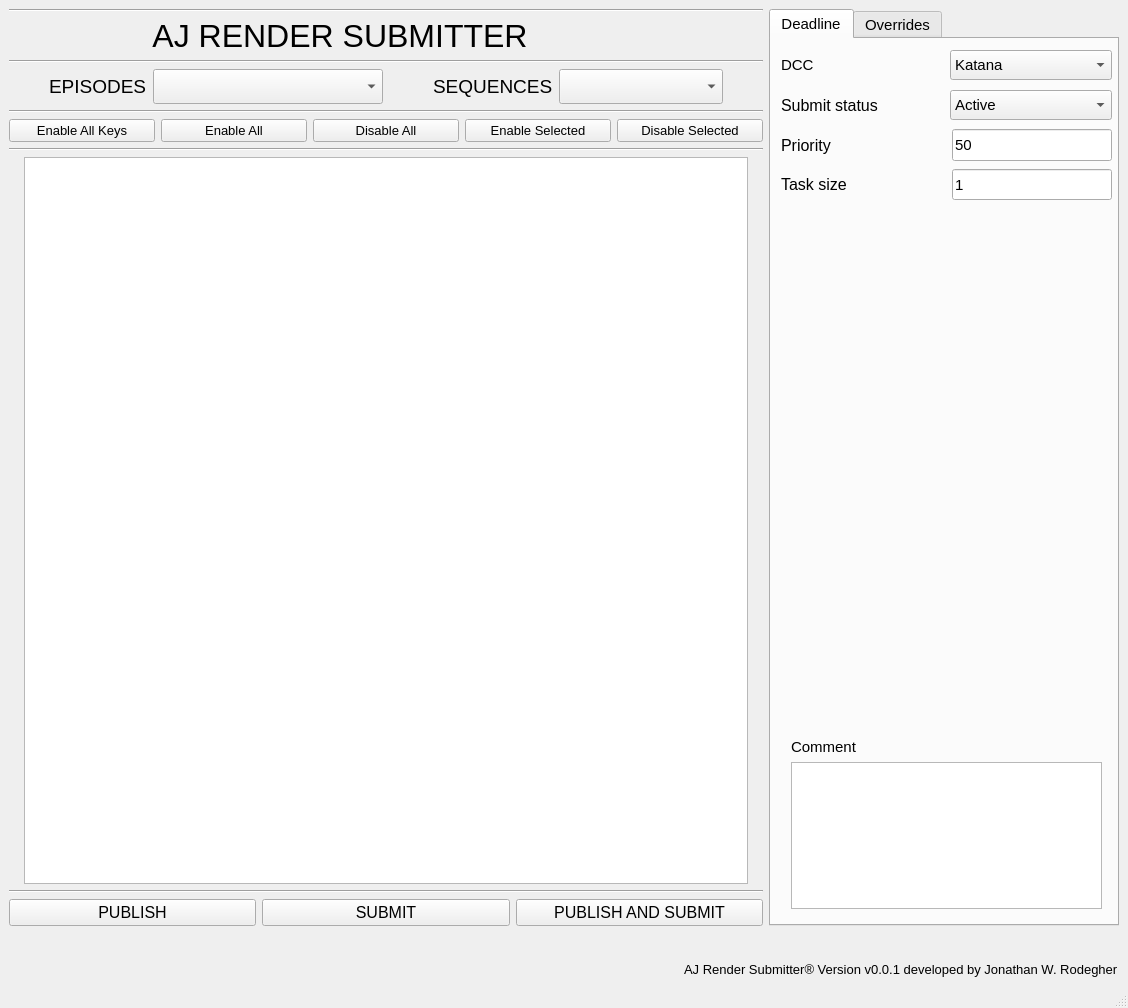
This is rendersubmit_ui.ui in JonnhyRDG/rendersubmit as Qt 5 draws it before an edit. The edited form follows.
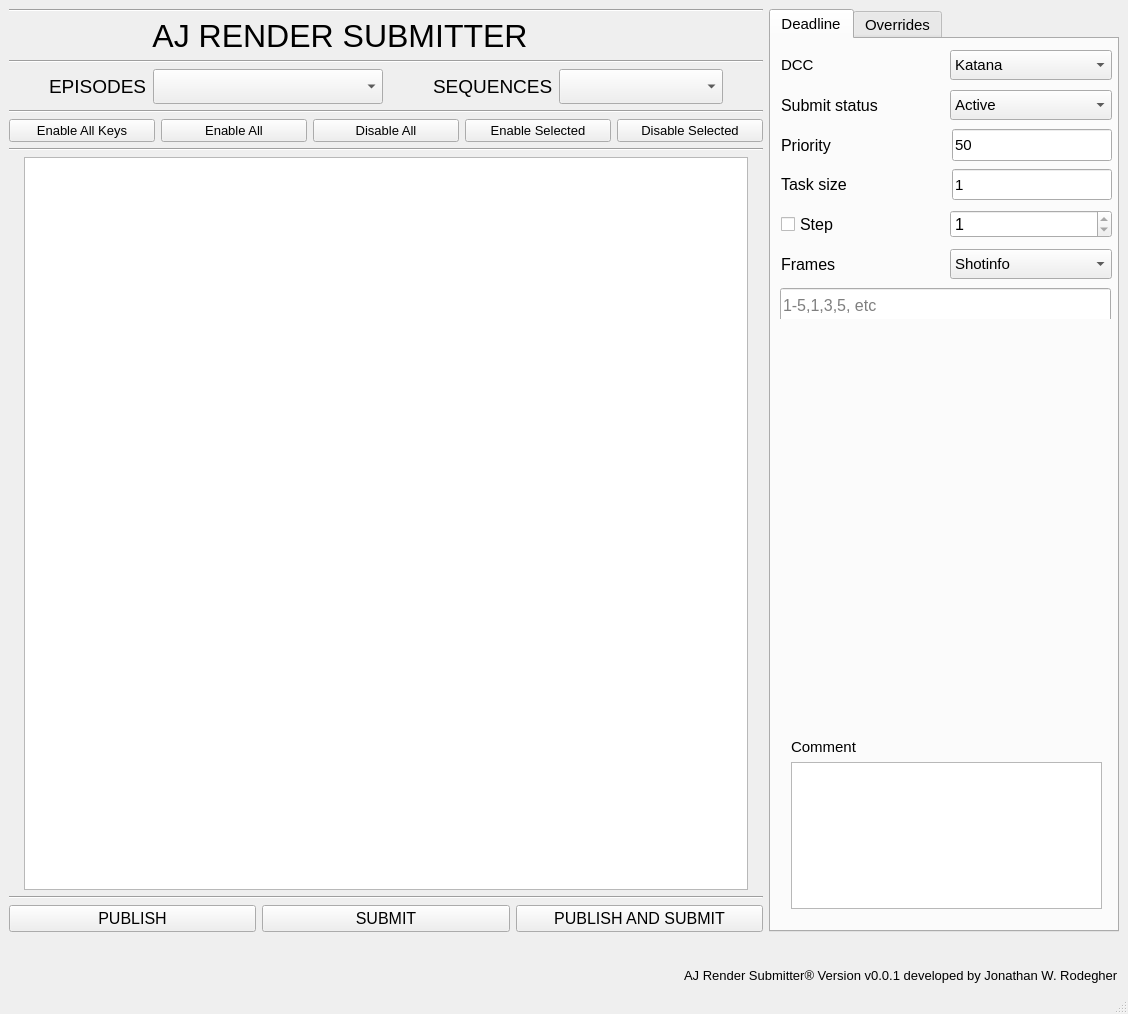
This is the edited form. Icons and pictures are not drawn.

What changed in the file:
```diff
--- a/rendersubmit_ui.ui
+++ b/rendersubmit_ui.ui
@@ -7,7 +7,7 @@
     <x>0</x>
     <y>0</y>
     <width>1128</width>
-    <height>1008</height>
+    <height>1014</height>
    </rect>
   </property>
   <property name="windowTitle">
@@ -761,6 +761,141 @@
            </item>
           </layout>
          </widget>
+         <widget class="QWidget" name="verticalLayoutWidget_2">
+          <property name="geometry">
+           <rect>
+            <x>10</x>
+            <y>210</y>
+            <width>331</width>
+            <height>31</height>
+           </rect>
+          </property>
+          <layout class="QVBoxLayout" name="verticalLayout_3">
+           <item>
+            <layout class="QHBoxLayout" name="frame_hlayout">
+             <item>
+              <layout class="QVBoxLayout" name="frame_vlayout">
+               <item>
+                <widget class="QLabel" name="label_2">
+                 <property name="font">
+                  <font>
+                   <pointsize>12</pointsize>
+                  </font>
+                 </property>
+                 <property name="text">
+                  <string>Frames</string>
+                 </property>
+                </widget>
+               </item>
+              </layout>
+             </item>
+             <item>
+              <widget class="QComboBox" name="frame_combo">
+               <property name="maximumSize">
+                <size>
+                 <width>16777215</width>
+                 <height>30</height>
+                </size>
+               </property>
+               <item>
+                <property name="text">
+                 <string>Shotinfo</string>
+                </property>
+               </item>
+               <item>
+                <property name="text">
+                 <string>Expression</string>
+                </property>
+               </item>
+               <item>
+                <property name="text">
+                 <string>FML</string>
+                </property>
+               </item>
+              </widget>
+             </item>
+            </layout>
+           </item>
+          </layout>
+         </widget>
+         <widget class="QWidget" name="verticalLayoutWidget_3">
+          <property name="geometry">
+           <rect>
+            <x>9</x>
+            <y>249</y>
+            <width>331</width>
+            <height>31</height>
+           </rect>
+          </property>
+          <layout class="QVBoxLayout" name="frames_layout">
+           <item>
+            <widget class="QLineEdit" name="expressionbtn">
+             <property name="sizePolicy">
+              <sizepolicy hsizetype="Expanding" vsizetype="Fixed">
+               <horstretch>0</horstretch>
+               <verstretch>0</verstretch>
+              </sizepolicy>
+             </property>
+             <property name="minimumSize">
+              <size>
+               <width>0</width>
+               <height>35</height>
+              </size>
+             </property>
+             <property name="font">
+              <font>
+               <pointsize>12</pointsize>
+              </font>
+             </property>
+             <property name="placeholderText">
+              <string>1-5,1,3,5, etc</string>
+             </property>
+            </widget>
+           </item>
+          </layout>
+         </widget>
+         <widget class="QWidget" name="horizontalLayoutWidget">
+          <property name="geometry">
+           <rect>
+            <x>10</x>
+            <y>170</y>
+            <width>331</width>
+            <height>31</height>
+           </rect>
+          </property>
+          <layout class="QHBoxLayout" name="horizontalLayout_3">
+           <item>
+            <widget class="QCheckBox" name="step_check">
+             <property name="font">
+              <font>
+               <pointsize>12</pointsize>
+              </font>
+             </property>
+             <property name="text">
+              <string>Step</string>
+             </property>
+            </widget>
+           </item>
+           <item>
+            <widget class="QSpinBox" name="step_spin">
+             <property name="font">
+              <font>
+               <pointsize>12</pointsize>
+              </font>
+             </property>
+             <property name="readOnly">
+              <bool>true</bool>
+             </property>
+             <property name="minimum">
+              <number>1</number>
+             </property>
+             <property name="value">
+              <number>1</number>
+             </property>
+            </widget>
+           </item>
+          </layout>
+         </widget>
         </widget>
         <widget class="QWidget" name="override_tab">
          <attribute name="title">
```
Left out of the diff: 2 changed lines with no effect on the pictures.
